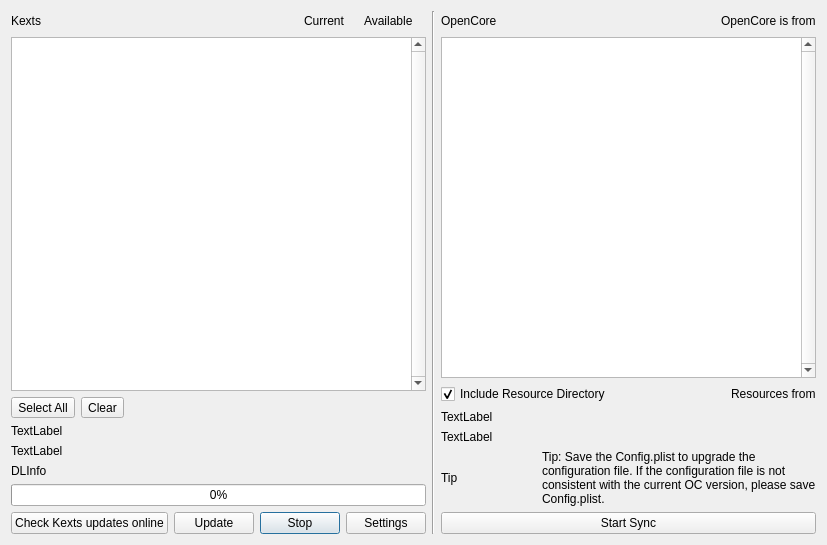
ic005k/OCAuxiliaryTools, file syncocdialog.ui: the form before one commit.
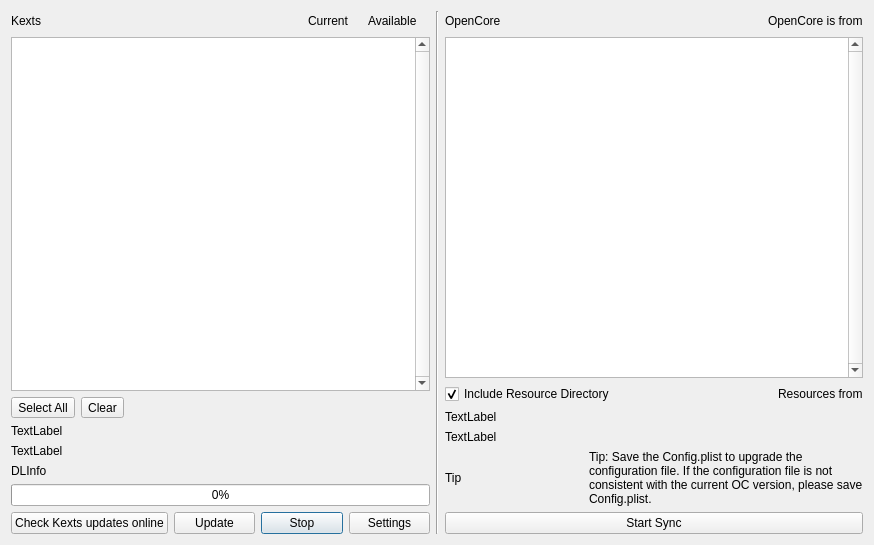
The form after the commit.

Diff of the .ui file:
```diff
--- a/syncocdialog.ui
+++ b/syncocdialog.ui
@@ -6,7 +6,7 @@
    <rect>
     <x>0</x>
     <y>0</y>
-    <width>827</width>
+    <width>874</width>
     <height>545</height>
    </rect>
   </property>
```
